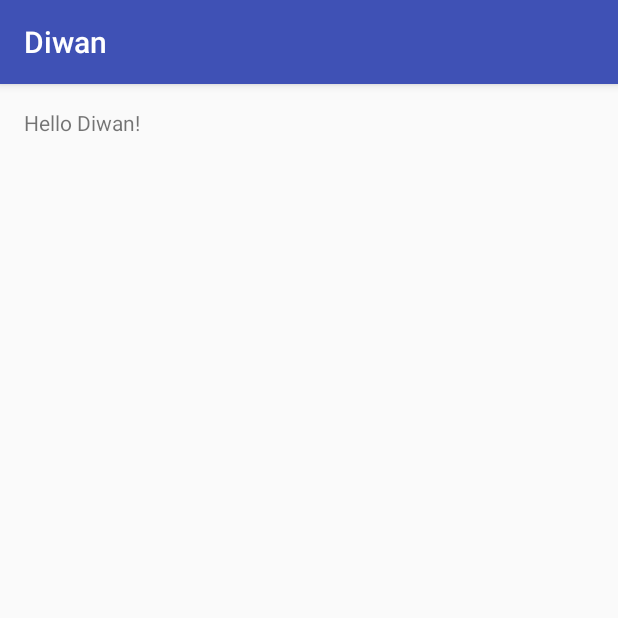
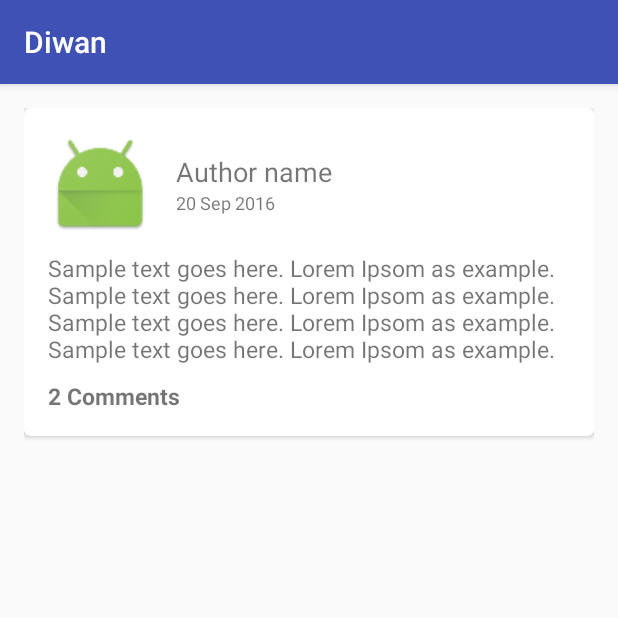
Before and after one commit to ArabAgile/AndroidArabicCourse, an Android app: the screen it shows after launch (MainActivity), on a phone screen of 412 x 824 dp, the top half of it. Run offline under Robolectric (Android 15) with nearby library versions, the phone set to English and light mode, and no system bars.

Commit message:
Layout for single card item

```diff
--- a/app/build.gradle
+++ b/app/build.gradle
@@ -26,4 +26,7 @@ dependencies {
     })
     compile 'com.android.support:appcompat-v7:24.2.1'
     testCompile 'junit:junit:4.12'
+
+    compile 'com.android.support:cardview-v7:24.2.1'
+    compile 'com.android.support:recyclerview-v7:24.2.1'
 }
--- /dev/null
+++ b/app/src/main/java/com/arabagile/diwan/ListAdapter.java
@@ -0,0 +1,77 @@
+package com.arabagile.diwan;
+
+import android.support.v7.widget.RecyclerView;
+import android.view.LayoutInflater;
+import android.view.View;
+import android.view.ViewGroup;
+import android.widget.ImageView;
+import android.widget.TextView;
+
+/**
+ * Created by trainer on 10/1/16.
+ */
+
+public class ListAdapter extends RecyclerView.Adapter<ListAdapter.ViewHolder> {
+
+    private String[] mDataset;
+
+    // Provide a reference to the views for each data item
+    // Complex data items may need more than one view per item, and
+    // you provide access to all the views for a data item in a view holder
+    public static class ViewHolder extends RecyclerView.ViewHolder {
+
+        // each data item is just a string in this case
+        public TextView tvAuthorName;
+        public TextView tvDate;
+        public TextView tvBodyText;
+        public TextView tvComments;
+        public ImageView ivPhoto;
+
+
+        public ViewHolder(View v) {
+            super(v);
+
+            tvAuthorName = (TextView) v.findViewById(R.id.tvAuthorName);
+            tvDate       = (TextView) v.findViewById(R.id.tvAuthorName);
+            tvBodyText   = (TextView) v.findViewById(R.id.tvAuthorName);
+            tvComments   = (TextView) v.findViewById(R.id.tvAuthorName);
+
+            ivPhoto      = (ImageView) v.findViewById(R.id.ivPhoto);
+
+        }
+    }
+
+    // Provide a suitable constructor (depends on the kind of dataset)
+    public ListAdapter(String[] myDataset) {
+        mDataset = myDataset;
+    }
+
+    // Create new views (invoked by the layout manager)
+    @Override
+    public ListAdapter.ViewHolder onCreateViewHolder(ViewGroup parent,
+                                                   int viewType) {
+        // create a new view
+        View v = LayoutInflater.from(parent.getContext())
+                .inflate(R.layout.list_item, parent, false);
+
+        ViewHolder vh = new ViewHolder(v);
+        return vh;
+    }
+
+    // Replace the contents of a view (invoked by the layout manager)
+    @Override
+    public void onBindViewHolder(ViewHolder holder, int position) {
+        // - get element from your dataset at this position
+        // - replace the contents of the view with that element
+//        holder.mTextView.setText(mDataset[position]);
+
+    }
+
+    // Return the size of your dataset (invoked by the layout manager)
+    @Override
+    public int getItemCount() {
+        return mDataset.length;
+    }
+
+
+}
--- a/app/src/main/java/com/arabagile/diwan/MainActivity.java
+++ b/app/src/main/java/com/arabagile/diwan/MainActivity.java
@@ -2,12 +2,29 @@ package com.arabagile.diwan;
 
 import android.support.v7.app.AppCompatActivity;
 import android.os.Bundle;
+import android.support.v7.widget.LinearLayoutManager;
+import android.support.v7.widget.RecyclerView;
 
 public class MainActivity extends AppCompatActivity {
+
+    private RecyclerView mRecyclerView;
+    private RecyclerView.Adapter mAdapter;
+    private RecyclerView.LayoutManager mLayoutManager;
 
     @Override
     protected void onCreate(Bundle savedInstanceState) {
         super.onCreate(savedInstanceState);
         setContentView(R.layout.activity_main);
+
+//        mRecyclerView = (RecyclerView) findViewById(R.id.recyclerViewList);
+
+        // use a linear layout manager
+//        mLayoutManager = new LinearLayoutManager(this);
+//        mRecyclerView.setLayoutManager(mLayoutManager);
+
+        // specify an adapter (see also next example)
+//        mAdapter = new ListAdapter(myDataset);
+//        mRecyclerView.setAdapter(mAdapter);
+
     }
 }
--- a/app/src/main/res/layout/activity_main.xml
+++ b/app/src/main/res/layout/activity_main.xml
@@ -1,20 +1,20 @@
 <?xml version="1.0" encoding="utf-8"?>
-<RelativeLayout xmlns:android="http://schemas.android.com/apk/res/android"
-    xmlns:tools="http://schemas.android.com/tools"
-    android:id="@+id/activity_main"
+<RelativeLayout android:id="@+id/activity_main"
     android:layout_width="match_parent"
     android:layout_height="match_parent"
     android:paddingBottom="@dimen/activity_vertical_margin"
     android:paddingLeft="@dimen/activity_horizontal_margin"
     android:paddingRight="@dimen/activity_horizontal_margin"
     android:paddingTop="@dimen/activity_vertical_margin"
-    tools:context="com.arabagile.diwan.MainActivity">
+    xmlns:android="http://schemas.android.com/apk/res/android">
 
-    <TextView
-        android:layout_width="wrap_content"
-        android:layout_height="wrap_content"
-        android:text="Hello Diwan!"
-        android:layout_alignParentTop="true"
-        android:layout_alignParentLeft="true"
-        android:layout_alignParentStart="true" />
+    <include layout="@layout/list_item" />
+
+    <!--<android.support.v7.widget.RecyclerView-->
+        <!--android:id="@+id/recyclerViewList"-->
+        <!--android:scrollbars="vertical"-->
+        <!--android:layout_width="match_parent"-->
+        <!--android:layout_height="match_parent"/>-->
+
+
 </RelativeLayout>
--- /dev/null
+++ b/app/src/main/res/layout/list_item.xml
@@ -0,0 +1,81 @@
+<?xml version="1.0" encoding="utf-8"?>
+<android.support.v7.widget.CardView xmlns:card_view="http://schemas.android.com/apk/res-auto"
+    xmlns:android="http://schemas.android.com/apk/res/android"
+    xmlns:tools="http://schemas.android.com/tools"
+    android:id="@+id/cardViewList"
+    android:layout_gravity="center"
+    android:layout_width="match_parent"
+    android:layout_height="wrap_content"
+    card_view:cardCornerRadius="4dp">
+
+    <RelativeLayout
+        android:layout_width="match_parent"
+        android:layout_height="match_parent"
+        android:paddingBottom="@dimen/activity_vertical_margin"
+        android:paddingLeft="@dimen/activity_horizontal_margin"
+        android:paddingRight="@dimen/activity_horizontal_margin"
+        android:paddingTop="@dimen/activity_vertical_margin"
+        >
+
+        <LinearLayout
+            android:id="@+id/vAuthor"
+            android:layout_width="match_parent"
+            android:layout_height="wrap_content"
+            android:orientation="horizontal">
+
+            <ImageView
+                android:id="@+id/ivPhoto"
+                android:layout_width="70dp"
+                android:layout_height="70dp"
+                android:src="@mipmap/ic_launcher" />
+
+            <LinearLayout
+                android:layout_width="0dp"
+                android:layout_weight="1"
+                android:layout_height="wrap_content"
+                android:orientation="vertical"
+                android:layout_gravity="center_vertical"
+                android:layout_marginLeft="15dp"
+                >
+
+                <TextView
+                    android:id="@+id/tvAuthorName"
+                    android:layout_width="match_parent"
+                    android:layout_height="wrap_content"
+                    android:textSize="18sp"
+                    android:text="Author name"/>
+
+                <TextView
+                    android:id="@+id/tvDate"
+                    android:layout_width="match_parent"
+                    android:layout_height="wrap_content"
+                    android:textSize="12sp"
+                    android:text="20 Sep 2016"/>
+
+            </LinearLayout>
+
+        </LinearLayout>
+
+        <TextView
+            android:id="@+id/tvBodyText"
+            android:layout_width="match_parent"
+            android:layout_height="wrap_content"
+            android:layout_below="@id/vAuthor"
+            android:layout_marginTop="10dp"
+            android:textSize="15sp"
+            android:text="Sample text goes here. Lorem Ipsom as example. Sample text goes here. Lorem Ipsom as example. Sample text goes here. Lorem Ipsom as example. Sample text goes here. Lorem Ipsom as example. "
+            />
+
+        <TextView
+            android:id="@+id/tvComments"
+            android:layout_below="@id/tvBodyText"
+            android:layout_width="match_parent"
+            android:layout_height="wrap_content"
+            android:layout_marginTop="10dp"
+            android:textStyle="bold"
+            android:textSize="15sp"
+            android:text="2 Comments"/>
+
+    </RelativeLayout>
+
+</android.support.v7.widget.CardView>
```
